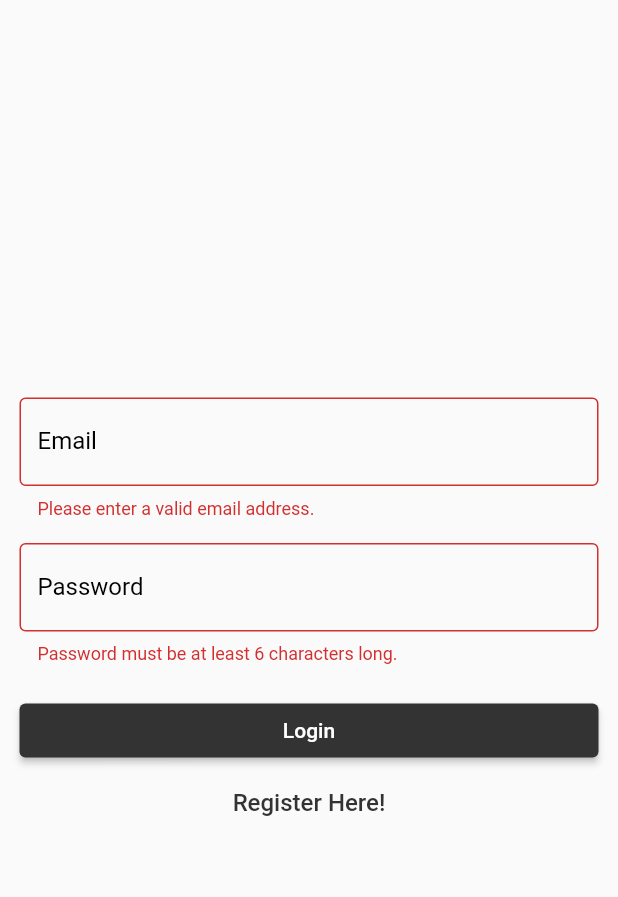
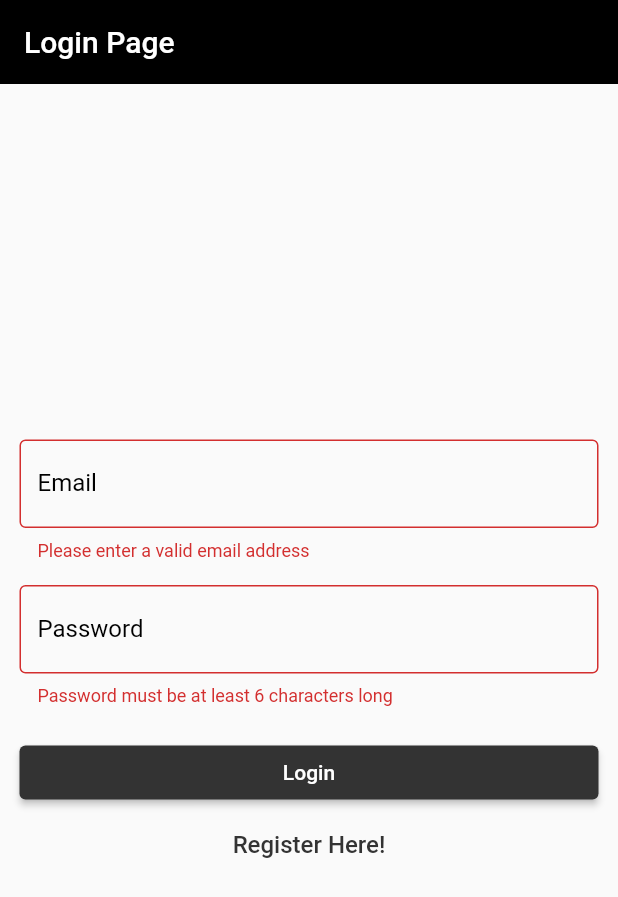
Before and after one commit to CodeRebirth/simple_login, a Flutter app: the screen it shows after launch, after a tap on "Login", on a phone screen of 412 x 824 dp. Shown: the top 897 px of the screen. Run offline on Flutter 3.47's test engine with Material 2 defaults, Android fonts, the phone set to English and light mode, and no system bars; our stand-ins replace cloud_firestore, firebase_auth, firebase_core, firebase_messaging, flutter_local_notifications; accounts and stored records are empty.

Commit message:
more refactor code

```diff
--- a/lib/screens/home.dart
+++ b/lib/screens/home.dart
@@ -1,10 +1,16 @@
 import 'package:flutter/material.dart';
+import 'package:simple_login/core/const/textsize_const.dart';
 
 class Home extends StatelessWidget {
   const Home({super.key});
 
   @override
   Widget build(BuildContext context) {
-    return const Scaffold(body: Center(child: Text("Home")));
+    return const Scaffold(
+        body: Center(
+            child: Text(
+      "WELCOME",
+      style: TextStyle(fontSize: TextSize.large),
+    )));
   }
 }
--- a/lib/screens/login.dart
+++ b/lib/screens/login.dart
@@ -1,19 +1,36 @@
 import 'package:flutter/material.dart';
 import 'package:simple_login/core/auth/authentication.dart';
-import 'package:simple_login/core/const/color_const.dart';
-import 'package:simple_login/core/const/textsize_const.dart';
+import 'package:simple_login/core/const/validation_error.dart';
 import 'package:simple_login/screens/registration.dart';
 import 'package:simple_login/widgets/button.dart';
+import '../core/const/color_const.dart';
+import '../core/const/textsize_const.dart';
 import 'home.dart';
 
-class Login extends StatefulWidget {
+class Login extends StatelessWidget {
   const Login({super.key});
 
   @override
-  State createState() => _LoginState();
+  Widget build(BuildContext context) {
+    return Scaffold(
+      appBar: AppBar(
+        title: const Text('Login Page'),
+      ),
+      body: const Padding(
+        padding: EdgeInsets.all(13.0),
+        child: LoginForm(),
+      ),
+    );
+  }
 }
 
-class _LoginState extends State<Login> {
+class LoginForm extends StatefulWidget {
+  const LoginForm({super.key});
+  @override
+  State<LoginForm> createState() => _LoginFormState();
+}
+
+class _LoginFormState extends State<LoginForm> {
   bool _isLoading = false;
   final GlobalKey<FormState> _formKey = GlobalKey<FormState>();
   final Map<String, dynamic> _userRecord = {};
@@ -22,10 +39,12 @@ class _LoginState extends State<Login> {
     final formState = _formKey.currentState;
     if (formState!.validate()) {
       formState.save();
+
+      FocusScope.of(context).unfocus(); //closing keyboard
+
       setState(() {
         _isLoading = true;
       });
-
       try {
         await Authentication().loginUser(_userRecord["email"], _userRecord["password"]);
         navigateToHome();
@@ -33,7 +52,6 @@ class _LoginState extends State<Login> {
         setState(() {
           _isLoading = false;
         });
-
         showScaffoldMessenger();
       }
     }
@@ -48,61 +66,87 @@ class _LoginState extends State<Login> {
   }
 
   @override
-  void initState() {
-    super.initState();
-  }
-
-  @override
   Widget build(BuildContext context) {
-    return Padding(
-      padding: const EdgeInsets.all(13.0),
-      child: Form(
+    return Form(
       key: _formKey,
       child: Column(
         crossAxisAlignment: CrossAxisAlignment.stretch,
         mainAxisAlignment: MainAxisAlignment.center,
         children: [
-            TextFormField(
+          CustomTextFormField(
+            labelText: "Email",
             keyboardType: TextInputType.emailAddress,
-              decoration: const InputDecoration(
-                labelText: "Email",
-                border: OutlineInputBorder(),
-              ),
+            onSaved: (value) => _userRecord["email"] = value!,
             validator: (value) {
               if (value!.isEmpty || !value.contains("@")) {
-                  return "Please enter a valid email address.";
+                return FieldValidationErrors.invalidEmail;
               }
               return null;
             },
-              onSaved: (value) => _userRecord["email"] = value!,
           ),
           const SizedBox(height: 16.0),
-            TextFormField(
+          CustomTextFormField(
+            labelText: "Password",
             obscureText: true,
-              decoration: const InputDecoration(
-                labelText: "Password",
-                border: OutlineInputBorder(),
-              ),
+            onSaved: (value) => _userRecord["password"] = value!,
             validator: (value) {
               if (value!.isEmpty || value.length < 6) {
-                  return "Password must be at least 6 characters long.";
+                return FieldValidationErrors.invalidPassword;
               }
               return null;
             },
-              onSaved: (value) => _userRecord["password"] = value!,
           ),
           const SizedBox(height: 20.0),
           !_isLoading ? Button(onPressed: _login, buttonText: "Login") : const Center(child: CircularProgressIndicator.adaptive()),
-            TextButton(
+          const RegisterButton(),
+        ],
+      ),
+    );
+  }
+}
+
+class CustomTextFormField extends StatelessWidget {
+  final String labelText;
+  final TextInputType keyboardType;
+  final bool obscureText;
+  final void Function(String?) onSaved;
+  final String? Function(String?) validator;
+
+  const CustomTextFormField({
+    super.key,
+    required this.labelText,
+    this.keyboardType = TextInputType.text,
+    this.obscureText = false,
+    required this.onSaved,
+    required this.validator,
+  });
+
+  @override
+  Widget build(BuildContext context) {
+    return TextFormField(
+      keyboardType: keyboardType,
+      obscureText: obscureText,
+      decoration: InputDecoration(
+        labelText: labelText,
+        border: const OutlineInputBorder(),
+      ),
+      validator: validator,
+      onSaved: onSaved,
+    );
+  }
+}
+
+class RegisterButton extends StatelessWidget {
+  const RegisterButton({super.key});
+
+  @override
+  Widget build(BuildContext context) {
+    return TextButton(
       onPressed: () => Navigator.of(context).push(MaterialPageRoute(builder: (ctx) => const RegistrationPage())),
       child: const Text(
         "Register Here!",
         style: TextStyle(fontSize: TextSize.medium, color: ColorConst.textColor),
       ),
-            )
-          ],
-        ),
-      ),
     );
   }
 }
--- a/lib/screens/registration.dart
+++ b/lib/screens/registration.dart
@@ -1,5 +1,4 @@
 import 'package:flutter/material.dart';
-import 'package:simple_login/core/const/color_const.dart';
 import 'package:simple_login/core/const/validation_error.dart';
 import 'package:simple_login/core/firestore/firestore_operations.dart';
 import 'package:simple_login/screens/home.dart';
@@ -85,6 +84,7 @@ class _RegistrationPageState extends State<RegistrationPage> {
   Future<void> _registerUser() async {
     final validationRes = validator();
     if (validationRes.isNotEmpty) {
+      FocusScope.of(context).unfocus(); //closing keyboard
       try {
         setState(() {
           registerLoading = true;
```
Lines whose indentation alone changed are shown as unchanged.
